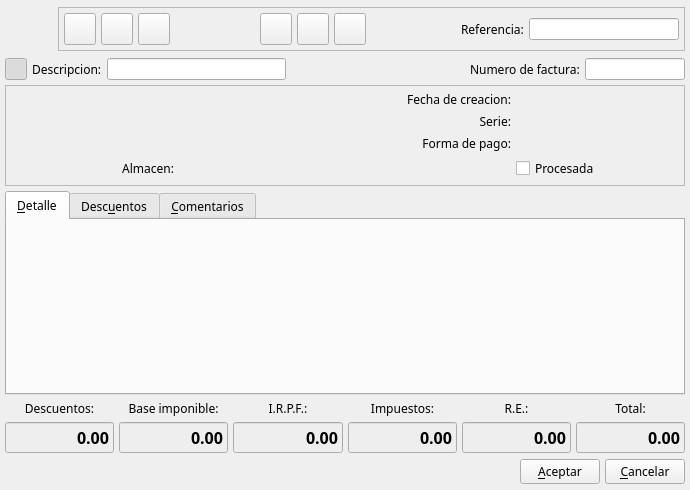
eboladev/Bulmages-1, file bulmages/bulmafact/src/facturabase.ui: the form before one commit.
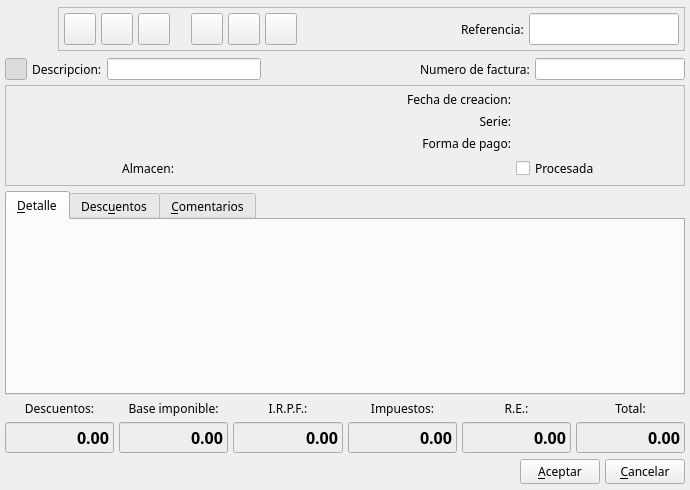
The form after the commit. Icons and pictures are not drawn. Custom widgets are drawn as their Qt base class.

Diff of the .ui file:
```diff
--- a/bulmages/bulmafact/src/facturabase.ui
+++ b/bulmages/bulmafact/src/facturabase.ui
@@ -192,7 +192,7 @@
            <enum>Qt::Horizontal</enum>
           </property>
           <property name="sizeType" >
-           <enum>QSizePolicy::Expanding</enum>
+           <enum>QSizePolicy::Preferred</enum>
           </property>
           <property name="sizeHint" >
            <size>
@@ -369,6 +369,14 @@
         </item>
         <item>
          <widget class="BusquedaReferencia" name="m_reffactura" >
+          <property name="sizePolicy" >
+           <sizepolicy>
+            <hsizetype>5</hsizetype>
+            <vsizetype>13</vsizetype>
+            <horstretch>0</horstretch>
+            <verstretch>0</verstretch>
+           </sizepolicy>
+          </property>
           <property name="minimumSize" >
            <size>
             <width>150</width>
@@ -524,6 +532,12 @@
          <verstretch>0</verstretch>
         </sizepolicy>
        </property>
+       <property name="minimumSize" >
+        <size>
+         <width>150</width>
+         <height>0</height>
+        </size>
+       </property>
        <property name="maximumSize" >
         <size>
          <width>100</width>
@@ -1526,16 +1540,6 @@
  </widget>
  <layoutdefault spacing="2" margin="2" />
  <customwidgets>
-  <customwidget>
-   <class>BusquedaCliente</class>
-   <extends>QWidget</extends>
-   <header>busquedacliente.h</header>
-  </customwidget>
-  <customwidget>
-   <class>ListDescuentoFacturaView</class>
-   <extends>QWidget</extends>
-   <header>listdescfacturaview.h</header>
-  </customwidget>
   <customwidget>
    <class>BusquedaAlmacen</class>
    <extends>QWidget</extends>
@@ -1566,6 +1570,16 @@
    <extends>QWidget</extends>
    <header>listlinfacturaview.h</header>
   </customwidget>
+  <customwidget>
+   <class>BusquedaCliente</class>
+   <extends>QWidget</extends>
+   <header>busquedacliente.h</header>
+  </customwidget>
+  <customwidget>
+   <class>ListDescuentoFacturaView</class>
+   <extends>QWidget</extends>
+   <header>listdescfacturaview.h</header>
+  </customwidget>
  </customwidgets>
  <resources>
   <include location="../../bulmages.qrc" />
```
Left out of the diff: 2 changed lines with no effect on the pictures.
